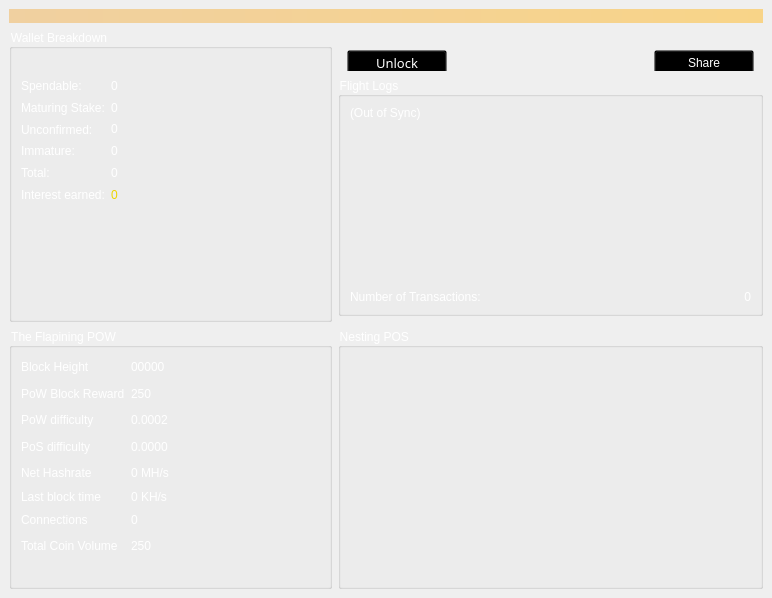
The window that src/qt/forms/overviewpage.ui (hanzou-x/flapxcoin) describes before a commit, drawn with Qt 5.
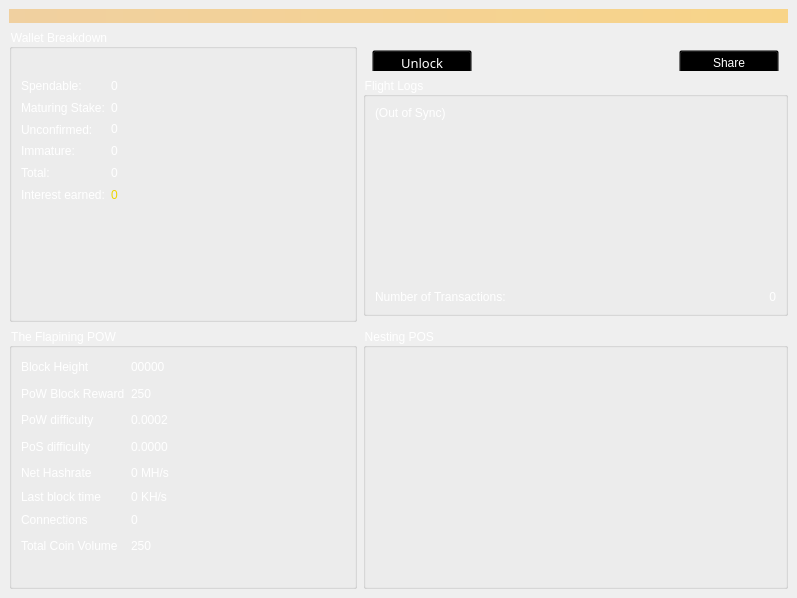
The same window after the commit. Icons and pictures are not drawn.

```diff
--- a/src/qt/forms/overviewpage.ui
+++ b/src/qt/forms/overviewpage.ui
@@ -6,7 +6,7 @@
    <rect>
     <x>0</x>
     <y>0</y>
-    <width>772</width>
+    <width>797</width>
     <height>598</height>
    </rect>
   </property>
```
Left out of the diff: 3 changed lines with no effect on the pictures.
